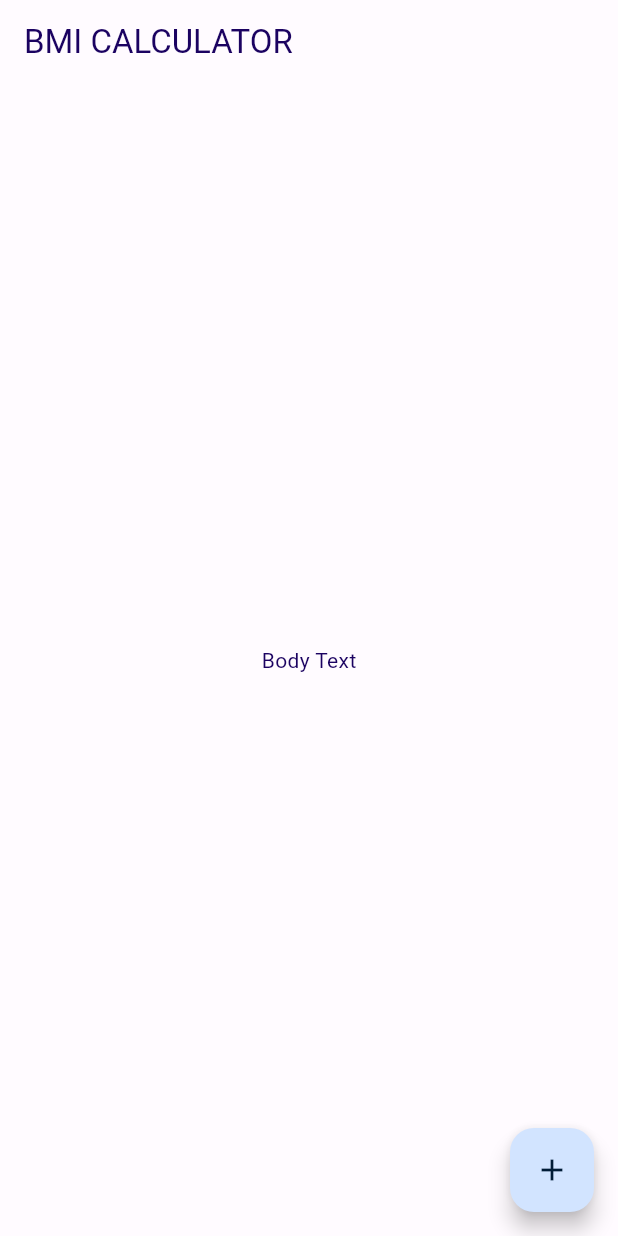
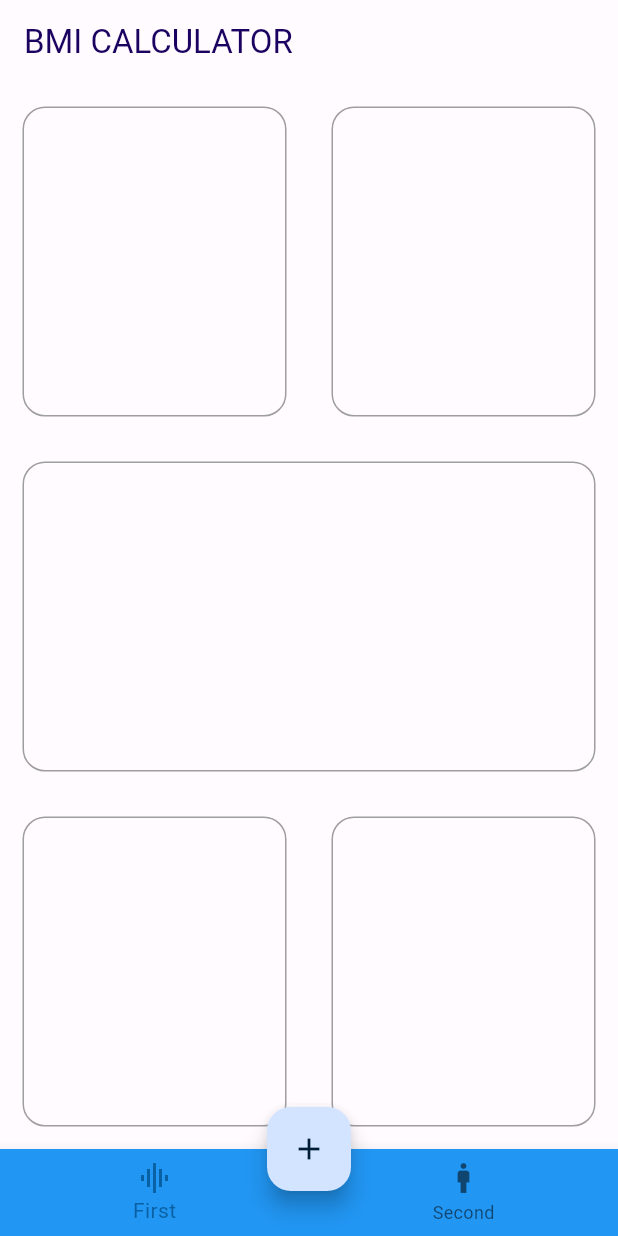
Before and after one commit to leksidev/flutter_bmi_app_by_leksiDev, a Flutter app: the screen it shows after launch, on a phone screen of 412 x 824 dp. Run offline on Flutter 3.47's test engine with Material 2 defaults, Android fonts, the phone set to English and light mode, and no system bars.

Commit message:
Made interface frame

```diff
--- a/lib/input_page.dart
+++ b/lib/input_page.dart
@@ -1,4 +1,3 @@
-import 'package:flutter/cupertino.dart';
 import 'package:flutter/material.dart';
 
 class InputPage extends StatefulWidget {
@@ -17,13 +16,85 @@ class _InputPageState extends State<InputPage> {
           'BMI CALCULATOR',
         ),
       ),
-      body: const Center(
-        child: Text('Body Text'),
+      body: Column(
+        children: [
+          Expanded(
+            child: Row(
+              children: [
+                Expanded(
+                  child: Container(
+                    decoration: BoxDecoration(
+                        border: Border.all(color: Colors.grey),
+                        borderRadius: BorderRadius.circular(15.0)),
+                    margin: const EdgeInsets.all(15.0),
+                  ),
+                ),
+                Expanded(
+                  child: Container(
+                    decoration: BoxDecoration(
+                        border: Border.all(color: Colors.grey),
+                        borderRadius: BorderRadius.circular(15.0)),
+                    margin: const EdgeInsets.all(15.0),
+                  ),
+                ),
+              ],
+            ),
+          ),
+          Expanded(
+            child: Container(
+              decoration: BoxDecoration(
+                  border: Border.all(color: Colors.grey),
+                  borderRadius: BorderRadius.circular(15.0)),
+              margin: const EdgeInsets.all(15.0),
+            ),
+          ),
+          Expanded(
+            child: Row(
+              children: [
+                Expanded(
+                  child: Container(
+                    decoration: BoxDecoration(
+                        border: Border.all(color: Colors.grey),
+                        borderRadius: BorderRadius.circular(15.0)),
+                    margin: const EdgeInsets.all(15.0),
+                  ),
+                ),
+                Expanded(
+                  child: Container(
+                    decoration: BoxDecoration(
+                        border: Border.all(color: Colors.grey),
+                        borderRadius: BorderRadius.circular(15.0)),
+                    margin: const EdgeInsets.all(15.0),
+                  ),
+                ),
+              ],
+            ),
+          ),
+        ],
       ),
+      floatingActionButtonLocation: FloatingActionButtonLocation.centerDocked,
       floatingActionButton: FloatingActionButton(
         child: const Icon(Icons.add),
         onPressed: () {},
       ),
+      bottomNavigationBar: BottomNavigationBar(
+        backgroundColor: Colors.blue,
+        items: const <BottomNavigationBarItem>[
+          BottomNavigationBarItem(
+            icon: Icon(Icons.graphic_eq),
+            label: "First",
+          ),
+          BottomNavigationBarItem(
+            icon: Icon(Icons.man),
+            label: "Second",
+          ),
+        ],
+      ),
+
+      // floatingActionButton: FloatingActionButton(
+      //   child: const Icon(Icons.add),
+      //   onPressed: () {},
+      // ),
     );
   }
 }
```
